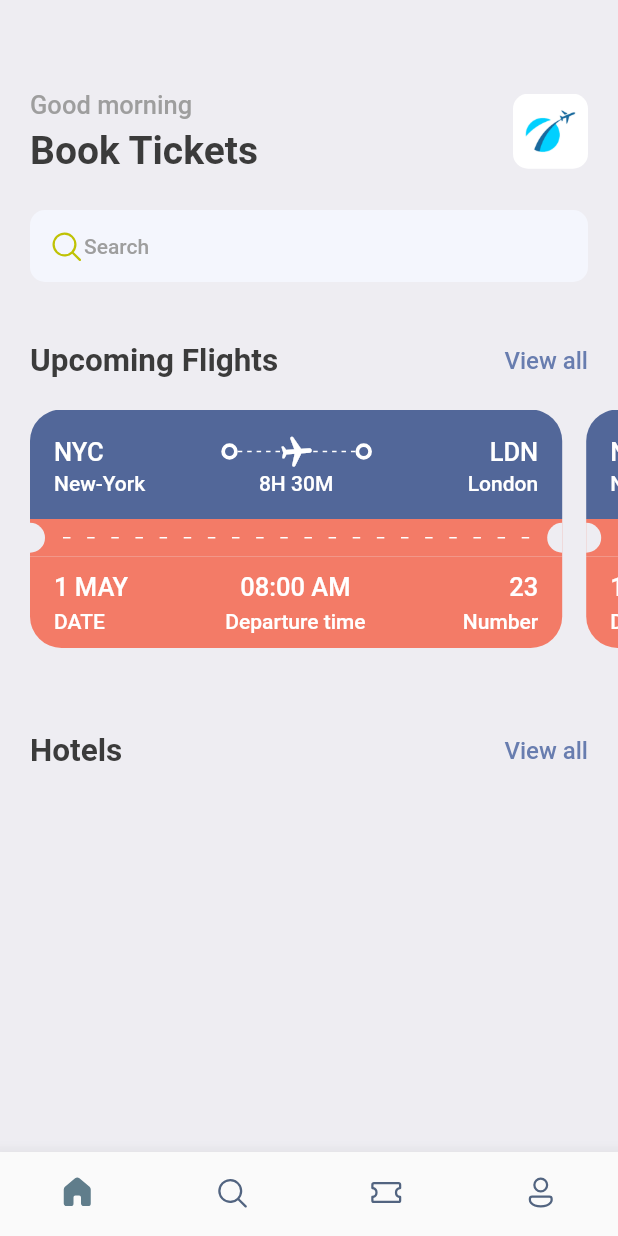
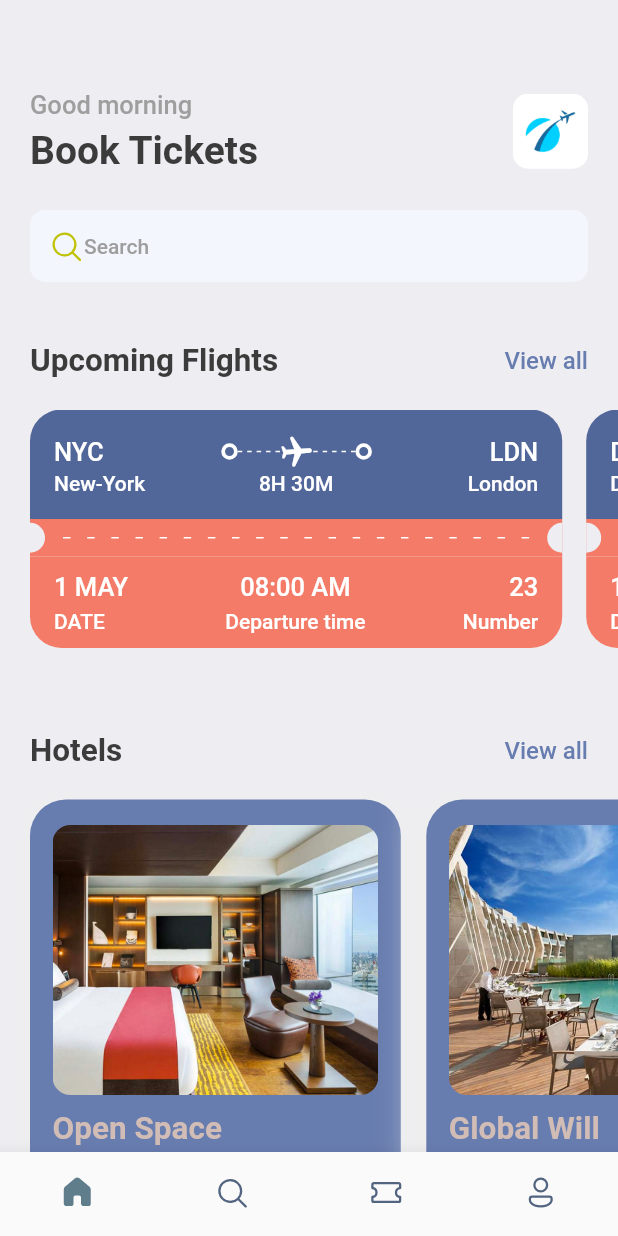
Before and after one commit to Leesunghee/booktickets, a Flutter app: the screen it shows after launch, on a phone screen of 412 x 824 dp. Run offline on Flutter 3.47's test engine with Material 2 defaults, Android fonts, the phone set to English and light mode, and no system bars; our stand-ins replace fluentui_icons, gap, get.

Commit message:
update hotel screen

```diff
--- a/lib/screens/home_screen.dart
+++ b/lib/screens/home_screen.dart
@@ -3,7 +3,9 @@ import 'package:fluentui_icons/fluentui_icons.dart';
 import 'package:flutter/material.dart';
 import 'package:gap/gap.dart';
 
+import '../utils/app_info_list.dart';
 import '../utils/app_styles.dart';
+import 'hotel_screen.dart';
 
 class HomeScreen extends StatelessWidget {
   const HomeScreen({Key? key}) : super(key: key);
@@ -101,10 +103,7 @@ class HomeScreen extends StatelessWidget {
             scrollDirection: Axis.horizontal,
             padding: const EdgeInsets.only(left: 20),
             child: Row(
-              children: const [
-                TicketView(),
-                TicketView(),
-              ],
+              children: ticketList.map((singleTicket) => TicketView(ticket: singleTicket)).toList(),
             ),
           ),
           const Gap(15),
@@ -125,11 +124,19 @@ class HomeScreen extends StatelessWidget {
                   },
                   child: Text(
                     "View all",
-                    style: Styles.textStyle
-                        .copyWith(color: Styles.primaryColor),
+                    style:
+                        Styles.textStyle.copyWith(color: Styles.primaryColor),
                   ),
                 ),
               ],
+            ),
+          ),
+          const Gap(15),
+          SingleChildScrollView(
+            scrollDirection: Axis.horizontal,
+            padding: const EdgeInsets.only(left: 20),
+            child: Row(
+              children: hotelList.map((singleHotel) => HotelScreen(hotel: singleHotel)).toList(),
             ),
           ),
         ],
--- /dev/null
+++ b/lib/screens/hotel_screen.dart
@@ -0,0 +1,72 @@
+import 'package:flutter/material.dart';
+import 'package:gap/gap.dart';
+
+import '../utils/app_layout.dart';
+import '../utils/app_styles.dart';
+
+class HotelScreen extends StatelessWidget {
+  const HotelScreen({Key? key, required this.hotel}) : super(key: key);
+  final Map<String, dynamic> hotel;
+
+  @override
+  Widget build(BuildContext context) {
+    print("Hotel price is ${hotel['price']}");
+    final size = AppLayout.getSize(context);
+    return Container(
+      width: size.width * 0.6,
+      height: AppLayout.getHeight(350),
+      padding: EdgeInsets.symmetric(
+        horizontal: AppLayout.getWidth(15),
+        vertical: AppLayout.getHeight(17),
+      ),
+      margin: EdgeInsets.only(
+        right: AppLayout.getWidth(17),
+        top: AppLayout.getHeight(5),
+      ),
+      decoration: BoxDecoration(
+        color: Styles.primaryColor,
+        borderRadius: BorderRadius.circular(AppLayout.getHeight(24)),
+        boxShadow: [
+          BoxShadow(
+            color: Colors.grey.shade200,
+            blurRadius: 20,
+            spreadRadius: 5,
+          ),
+        ],
+      ),
+      child: Column(
+        crossAxisAlignment: CrossAxisAlignment.start,
+        children: [
+          Container(
+            height: AppLayout.getHeight(180),
+            decoration: BoxDecoration(
+              borderRadius: BorderRadius.circular(AppLayout.getHeight(12)),
+              color: Styles.primaryColor,
+              image: DecorationImage(
+                fit: BoxFit.cover,
+                image: AssetImage(
+                  "assets/images/${hotel['image']}",
+                ),
+              ),
+            ),
+          ),
+          const Gap(10),
+          Text(
+            hotel['place'],
+            style: Styles.headLineStyle2.copyWith(color: Styles.kakiColor),
+          ),
+          const Gap(5),
+          Text(
+            hotel['destination'],
+            style: Styles.headLineStyle3.copyWith(color: Colors.white),
+          ),
+          const Gap(8),
+          Text(
+            "\$${hotel['price']}/nignt",
+            style: Styles.headLineStyle1.copyWith(color: Styles.kakiColor),
+          ),
+        ],
+      ),
+    );
+  }
+}
--- a/lib/screens/ticket_view.dart
+++ b/lib/screens/ticket_view.dart
@@ -6,36 +6,37 @@ import 'package:gap/gap.dart';
 import '../utils/app_styles.dart';
 
 class TicketView extends StatelessWidget {
-  const TicketView({Key? key}) : super(key: key);
+  final Map<String, dynamic> ticket;
+  const TicketView({Key? key, required this.ticket}) : super(key: key);
 
   @override
   Widget build(BuildContext context) {
     final size = AppLayout.getSize(context);
     return SizedBox(
       width: size.width * 0.9,
-      height: 200,
+      height: AppLayout.getHeight(200),
       child: Container(
-        margin: const EdgeInsets.only(right: 16),
+        margin: EdgeInsets.only(right: AppLayout.getWidth(16)),
         child: Column(
           children: [
             /*
             showing the blue part of the card/ticket
              */
             Container(
-              decoration: const BoxDecoration(
-                color: Color(0xFF526799),
+              decoration: BoxDecoration(
+                color: const Color(0xFF526799),
                 borderRadius: BorderRadius.only(
-                  topLeft: Radius.circular(21),
-                  topRight: Radius.circular(21),
+                  topLeft: Radius.circular(AppLayout.getHeight(21)),
+                  topRight: Radius.circular(AppLayout.getHeight(21)),
                 ),
               ),
-              padding: const EdgeInsets.all(16),
+              padding: EdgeInsets.all(AppLayout.getHeight(16)),
               child: Column(
                 children: [
                   Row(
                     children: [
                       Text(
-                        "NYC",
+                        ticket['from']['code'],
                         style: Styles.headLineStyle3.copyWith(
                           color: Colors.white,
                         ),
@@ -48,7 +49,7 @@ class TicketView extends StatelessWidget {
                         child: Stack(
                           children: [
                             SizedBox(
-                              height: 24,
+                              height: AppLayout.getHeight(24),
                               child: LayoutBuilder(
                                 builder: (BuildContext context,
                                     BoxConstraints constraints) {
@@ -94,7 +95,7 @@ class TicketView extends StatelessWidget {
                         child: Container(),
                       ),
                       Text(
-                        "LDN",
+                        ticket['to']['code'],
                         style: Styles.headLineStyle3.copyWith(
                           color: Colors.white,
                         ),
@@ -106,22 +107,22 @@ class TicketView extends StatelessWidget {
                     mainAxisAlignment: MainAxisAlignment.spaceBetween,
                     children: [
                       SizedBox(
-                        width: 100,
+                        width: AppLayout.getWidth(100),
                         child: Text(
-                          "New-York",
+                          ticket['from']['name'],
                           style: Styles.headLineStyle4
                               .copyWith(color: Colors.white),
                         ),
                       ),
                       Text(
-                        "8H 30M",
+                        ticket['flying_time'],
                         style:
                         Styles.headLineStyle4.copyWith(color: Colors.white),
                       ),
                       SizedBox(
-                        width: 100,
+                        width: AppLayout.getWidth(100),
                         child: Text(
-                          "London",
+                          ticket['to']['name'],
                           textAlign: TextAlign.end,
                           style: Styles.headLineStyle4
                               .copyWith(color: Colors.white),
@@ -140,13 +141,13 @@ class TicketView extends StatelessWidget {
               child: Row(
                 children: [
                   SizedBox(
-                    height: 20,
-                    width: 10,
+                    height: AppLayout.getHeight(20),
+                    width: AppLayout.getWidth(10),
                     child: DecoratedBox(
                       decoration: BoxDecoration(
-                        borderRadius: const BorderRadius.only(
-                          topRight: Radius.circular(10),
-                          bottomRight: Radius.circular(10),
+                        borderRadius: BorderRadius.only(
+                          topRight: Radius.circular(AppLayout.getHeight(10)),
+                          bottomRight: Radius.circular(AppLayout.getHeight(10)),
                         ),
                         color: Styles.bgColor,
                       ),
@@ -185,9 +186,9 @@ class TicketView extends StatelessWidget {
                     width: 10,
                     child: DecoratedBox(
                       decoration: BoxDecoration(
-                        borderRadius: const BorderRadius.only(
-                          topLeft: Radius.circular(10),
-                          bottomLeft: Radius.circular(10),
+                        borderRadius: BorderRadius.only(
+                          topLeft: Radius.circular(AppLayout.getHeight(10)),
+                          bottomLeft: Radius.circular(AppLayout.getHeight(10)),
                         ),
                         color: Styles.bgColor,
                       ),
@@ -202,16 +203,16 @@ class TicketView extends StatelessWidget {
             Container(
               decoration: BoxDecoration(
                 color: Styles.orangeColor,
-                borderRadius: const BorderRadius.only(
-                  bottomLeft: Radius.circular(21),
-                  bottomRight: Radius.circular(21),
+                borderRadius: BorderRadius.only(
+                  bottomLeft: Radius.circular(AppLayout.getHeight(21)),
+                  bottomRight: Radius.circular(AppLayout.getHeight(21)),
                 ),
               ),
-              padding: const EdgeInsets.only(
-                left: 16,
-                top: 10,
-                right: 16,
-                bottom: 10,
+              padding: EdgeInsets.only(
+                left: AppLayout.getWidth(16),
+                top: AppLayout.getHeight(10),
+                right: AppLayout.getWidth(16),
+                bottom: AppLayout.getHeight(10),
               ),
               child: Column(
             children: [
@@ -222,7 +223,7 @@ class TicketView extends StatelessWidget {
                   crossAxisAlignment: CrossAxisAlignment.start,
                   children: [
                     Text(
-                      "1 MAY",
+                      ticket['date'],
                       style: Styles.headLineStyle3.copyWith(
                         color: Colors.white,
                       ),
@@ -240,7 +241,7 @@ class TicketView extends StatelessWidget {
                   crossAxisAlignment: CrossAxisAlignment.center,
                   children: [
                     Text(
-                      "08:00 AM",
+                      ticket['departure_time'],
                       style: Styles.headLineStyle3.copyWith(
                         color: Colors.white,
                       ),
@@ -258,7 +259,7 @@ class TicketView extends StatelessWidget {
                   crossAxisAlignment: CrossAxisAlignment.end,
                   children: [
                     Text(
-                      "23",
+                      ticket['number'].toString(),
                       style: Styles.headLineStyle3.copyWith(
                         color: Colors.white,
                       ),
--- /dev/null
+++ b/lib/utils/app_info_list.dart
@@ -0,0 +1,51 @@
+List<Map<String, dynamic>> hotelList = [
+  {
+    "image": "one.png",
+    "place": "Open Space",
+    "destination": "London",
+    "price": 25,
+  },
+  {
+    "image": "two.png",
+    "place": "Global Will",
+    "destination": "London",
+    "price": 40,
+  },
+  {
+    "image": "three.png",
+    "place": "Tallest Building",
+    "destination": "Dubai",
+    "price": 68,
+  },
+];
+
+List<Map<String, dynamic>> ticketList = [
+  {
+    "from": {
+      "code": "NYC",
+      "name": "New-York",
+    },
+    "to": {
+      "code": "LDN",
+      "name": "London",
+    },
+    "flying_time": "8H 30M",
+    "date": "1 MAY",
+    "departure_time": "08:00 AM",
+    "number": 23,
+  },
+  {
+    "from": {
+      "code": "DK",
+      "name": "Dhaka",
+    },
+    "to": {
+      "code": "SH",
+      "name": "Shanghai",
+    },
+    "flying_time": "4H 20M",
+    "date": "1 MAY",
+    "departure_time": "09:00 AM",
+    "number": 65,
+  },
+];
--- a/lib/utils/app_layout.dart
+++ b/lib/utils/app_layout.dart
@@ -1,7 +1,24 @@
+import 'dart:math';
+
 import 'package:flutter/material.dart';
+import 'package:get/get.dart';
 
 class AppLayout {
   static getSize(BuildContext context) {
     return MediaQuery.of(context).size;
   }
+  static getScreenHeight() {
+    return Get.height;
+  }
+  static getScreenWidth() {
+    return Get.width;
+  }
+  static getHeight(double pixels) {
+    double x = getScreenHeight() / pixels; //844/200=>4.22
+    return getScreenHeight() / x;
+  }
+  static getWidth(double pixels) {
+    double x = getScreenWidth() / pixels; //844/200=>4.22
+    return getScreenWidth() / x;
+  }
 }
--- a/lib/utils/app_styles.dart
+++ b/lib/utils/app_styles.dart
@@ -7,6 +7,7 @@ class Styles {
   static Color textColor = const Color(0xFF3b3b3b);
   static Color bgColor = const Color(0xFFeeedf2);
   static Color orangeColor = const Color(0xFFF37B67);
+  static Color kakiColor = const Color(0xFFd2bdb6);
   static TextStyle textStyle = TextStyle(
     fontSize: 16,
     color: textColor,
--- a/pubspec.yaml
+++ b/pubspec.yaml
@@ -36,6 +36,7 @@ dependencies:
   # Use with the CupertinoIcons class for iOS style icons.
   cupertino_icons: ^1.0.2
   fluentui_icons: ^1.0.0
+  get: ^4.3.8
   gap: ^2.0.0
 
 dev_dependencies:
```
Also changed, not shown: pubspec.lock.
